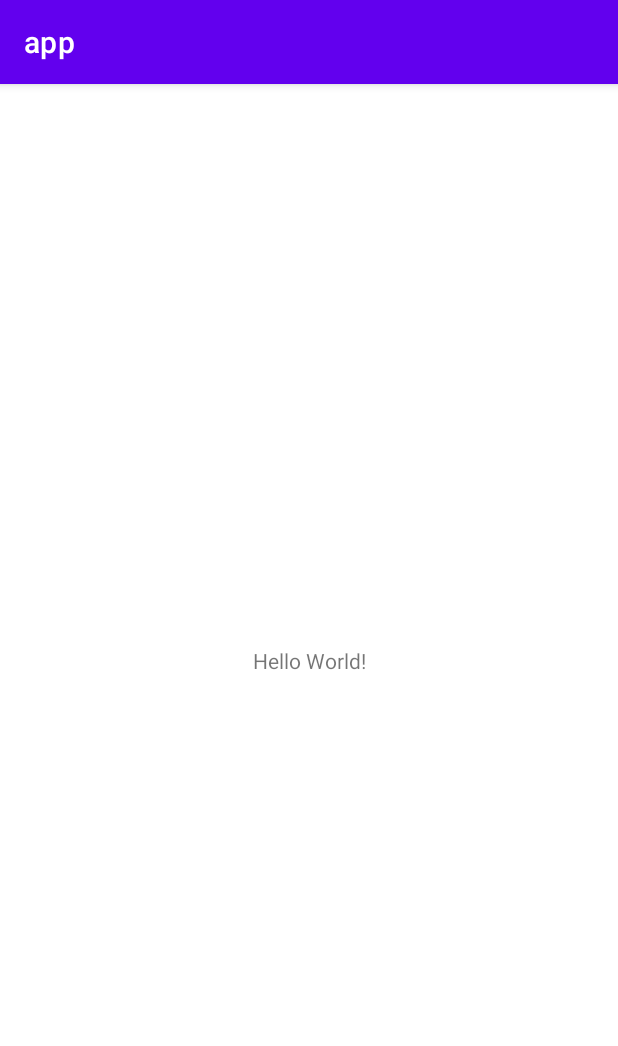
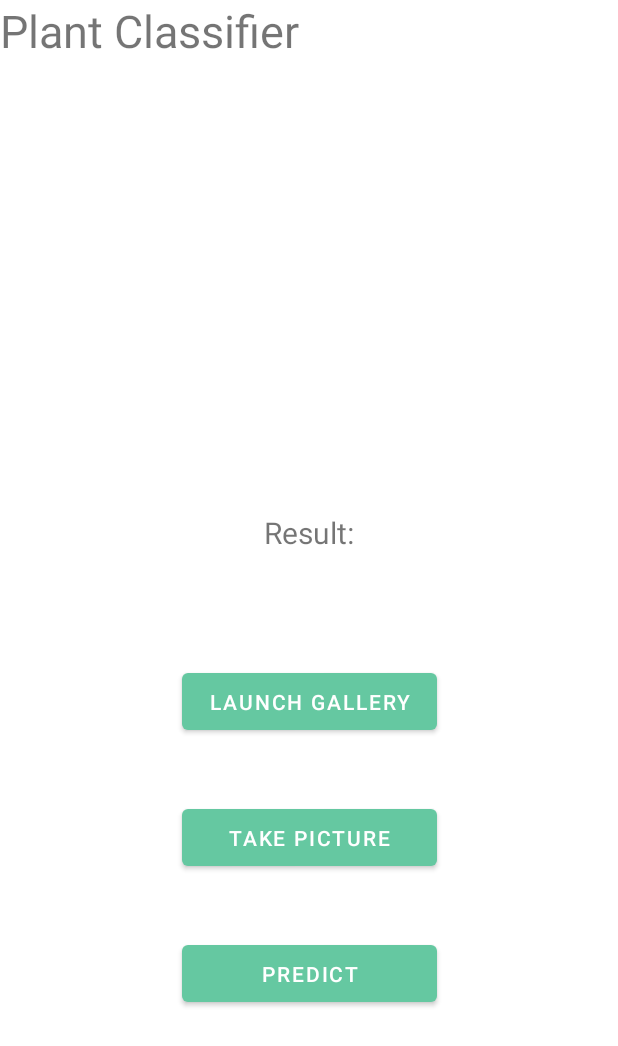
Before and after one commit to RUT-MIIT-Projects/plant-classifier, an Android app: the screen it shows after launch (MainActivity), on a phone screen of 412 x 824 dp. Shown: the top 1046 px of the screen. Run offline under Robolectric (Android 15) with nearby library versions, the phone set to English and light mode, and no system bars.

Commit message:
chore: add minimalist design

```diff
--- a/app/app/src/main/res/layout/activity_main.xml
+++ b/app/app/src/main/res/layout/activity_main.xml
@@ -7,12 +7,76 @@
     tools:context=".MainActivity">
 
     <TextView
-        android:layout_width="wrap_content"
-        android:layout_height="wrap_content"
-        android:text="Hello World!"
+        android:id="@+id/title"
+        android:layout_width="match_parent"
+        android:layout_height="40dp"
+        android:text="@string/title"
+        android:textSize="30sp"
+        app:layout_constraintTop_toTopOf="parent" />
+
+    <ImageView
+        android:id="@+id/imageView"
+        android:layout_width="400dp"
+        android:layout_height="200dp"
+        android:layout_marginTop="30dp"
+        android:layout_marginBottom="30dp"
+        app:layout_constraintBottom_toTopOf="@+id/resultOut"
+        app:layout_constraintEnd_toEndOf="parent"
+        app:layout_constraintStart_toStartOf="parent"
+        app:layout_constraintTop_toBottomOf="@+id/title" />
+
+    <TextView
+        android:id="@+id/resultOut"
+        android:layout_width="match_parent"
+        android:layout_height="40dp"
+        android:layout_below="@id/predictBtn"
+        android:text="@string/resultOut"
+        android:textAlignment="center"
+        android:textSize="20sp"
+        app:layout_constraintBottom_toTopOf="@+id/galleryBtn"
+        app:layout_constraintEnd_toEndOf="parent"
+        app:layout_constraintHorizontal_bias="0.0"
+        app:layout_constraintStart_toStartOf="parent"
+        app:layout_constraintTop_toBottomOf="@+id/imageView" />
+
+    <Button
+        android:id="@+id/galleryBtn"
+        android:layout_width="170dp"
+        android:layout_height="50dp"
+        android:layout_below="@id/imageView"
+        android:layout_centerHorizontal="true"
+        android:layout_marginTop="40dp"
+        android:text="@string/galleryBtn"
+        app:layout_constraintBottom_toTopOf="@+id/captureBtn"
+        app:layout_constraintEnd_toEndOf="parent"
+        app:layout_constraintStart_toStartOf="parent"
+        app:layout_constraintTop_toBottomOf="@+id/resultOut" />
+
+    <Button
+        android:id="@+id/captureBtn"
+        android:layout_width="170dp"
+        android:layout_height="50dp"
+        android:layout_below="@id/galleryBtn"
+        android:layout_centerHorizontal="true"
+        android:layout_marginTop="20dp"
+        android:layout_marginBottom="20dp"
+        android:text="@string/captureBtn"
+        app:layout_constraintBottom_toTopOf="@+id/predictBtn"
+        app:layout_constraintEnd_toEndOf="parent"
+        app:layout_constraintStart_toStartOf="parent"
+        app:layout_constraintTop_toBottomOf="@+id/galleryBtn" />
+
+    <Button
+        android:id="@+id/predictBtn"
+        android:layout_width="170dp"
+        android:layout_height="50dp"
+        android:layout_below="@id/captureBtn"
+        android:layout_centerHorizontal="true"
+        android:layout_marginBottom="150dp"
+        android:text="@string/predictBtn"
         app:layout_constraintBottom_toBottomOf="parent"
         app:layout_constraintEnd_toEndOf="parent"
-        app:layout_constraintStart_toStartOf="parent"
-        app:layout_constraintTop_toTopOf="parent" />
+        app:layout_constraintHorizontal_bias="0.501"
+        app:layout_constraintStart_toStartOf="parent" />
 
 </androidx.constraintlayout.widget.ConstraintLayout>
--- a/app/app/src/main/res/values-night/themes.xml
+++ b/app/app/src/main/res/values-night/themes.xml
@@ -1,16 +1,16 @@
 <resources xmlns:tools="http://schemas.android.com/tools">
     <!-- Base application theme. -->
-    <style name="Theme.App" parent="Theme.MaterialComponents.DayNight.DarkActionBar">
+    <style name="Theme.App" parent="Theme.MaterialComponents.NoActionBar">
         <!-- Primary brand color. -->
-        <item name="colorPrimary">@color/purple_200</item>
-        <item name="colorPrimaryVariant">@color/purple_700</item>
-        <item name="colorOnPrimary">@color/black</item>
+        <item name="colorPrimary">@color/green_200</item>
+        <item name="colorPrimaryVariant">@color/green_700</item>
+        <item name="colorOnPrimary">@color/grey</item>
         <!-- Secondary brand color. -->
         <item name="colorSecondary">@color/teal_200</item>
-        <item name="colorSecondaryVariant">@color/teal_200</item>
+        <item name="colorSecondaryVariant">@color/teal_700</item>
         <item name="colorOnSecondary">@color/black</item>
         <!-- Status bar color. -->
-        <item name="android:statusBarColor">?attr/colorPrimaryVariant</item>
+        <item name="android:statusBarColor">?attr/colorOnPrimary</item>
         <!-- Customize your theme here. -->
     </style>
 </resources>
--- a/app/app/src/main/res/values/colors.xml
+++ b/app/app/src/main/res/values/colors.xml
@@ -1,10 +1,11 @@
 <?xml version="1.0" encoding="utf-8"?>
 <resources>
-    <color name="purple_200">#FFBB86FC</color>
-    <color name="purple_500">#FF6200EE</color>
-    <color name="purple_700">#FF3700B3</color>
+    <color name="green_200">#86FCB1</color>
+    <color name="green_500">#65C8A1</color>
+    <color name="green_700">#4CAF50</color>
     <color name="teal_200">#FF03DAC5</color>
     <color name="teal_700">#FF018786</color>
     <color name="black">#FF000000</color>
     <color name="white">#FFFFFFFF</color>
+    <color name="grey">#474747</color>
 </resources>
--- a/app/app/src/main/res/values/strings.xml
+++ b/app/app/src/main/res/values/strings.xml
@@ -1,3 +1,8 @@
 <resources>
     <string name="app_name">app</string>
+    <string name="title">Plant Classifier</string>
+    <string name="galleryBtn">Launch Gallery</string>
+    <string name="captureBtn">Take Picture</string>
+    <string name="predictBtn">Predict</string>
+    <string name="resultOut">Result: </string>
 </resources>
--- a/app/app/src/main/res/values/themes.xml
+++ b/app/app/src/main/res/values/themes.xml
@@ -1,16 +1,16 @@
 <resources xmlns:tools="http://schemas.android.com/tools">
     <!-- Base application theme. -->
-    <style name="Theme.App" parent="Theme.MaterialComponents.DayNight.DarkActionBar">
+    <style name="Theme.App" parent="Theme.MaterialComponents.DayNight.NoActionBar">
         <!-- Primary brand color. -->
-        <item name="colorPrimary">@color/purple_500</item>
-        <item name="colorPrimaryVariant">@color/purple_700</item>
+        <item name="colorPrimary">@color/green_500</item>
+        <item name="colorPrimaryVariant">@color/green_700</item>
         <item name="colorOnPrimary">@color/white</item>
         <!-- Secondary brand color. -->
         <item name="colorSecondary">@color/teal_200</item>
         <item name="colorSecondaryVariant">@color/teal_700</item>
         <item name="colorOnSecondary">@color/black</item>
         <!-- Status bar color. -->
-        <item name="android:statusBarColor">?attr/colorPrimaryVariant</item>
+        <item name="android:statusBarColor">?attr/colorOnPrimary</item>
         <!-- Customize your theme here. -->
     </style>
 </resources>
```
